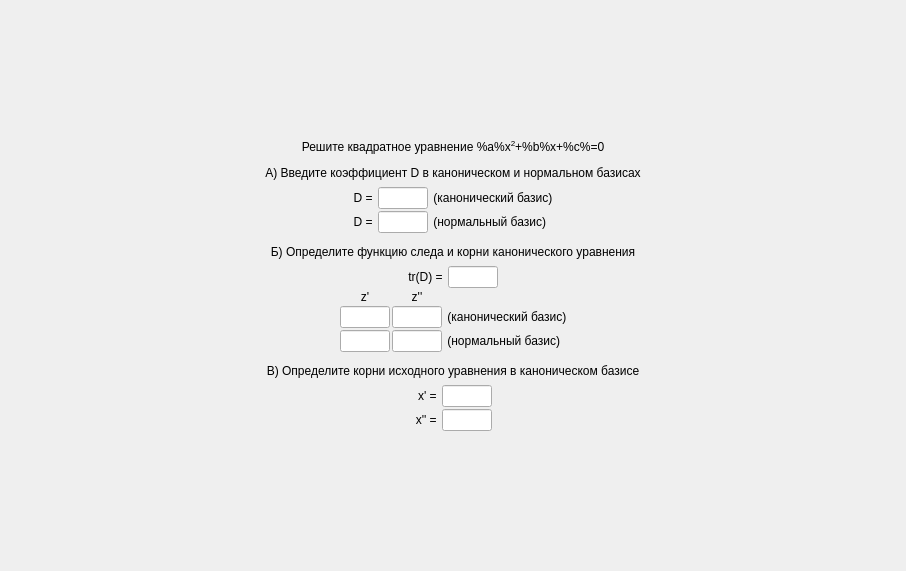
Old version of the form task/screentask9.ui in the repository bukhmastov/gf.
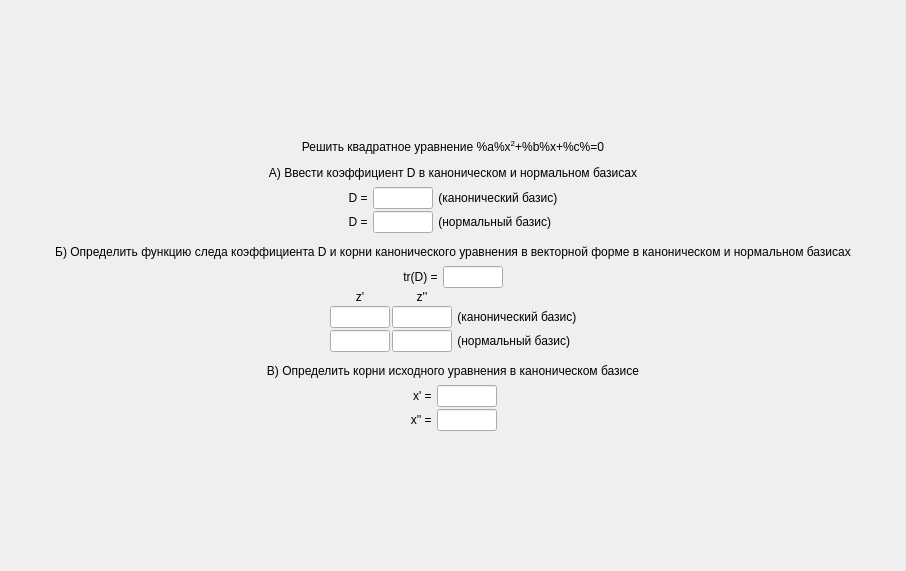
New version of the form.

```diff
--- a/task/screentask9.ui
+++ b/task/screentask9.ui
@@ -50,7 +50,7 @@
         <string notr="true">font: 75 16pt &quot;MS Shell Dlg 2&quot;;</string>
        </property>
        <property name="text">
-        <string>Решите квадратное уравнение %a%x&lt;sup&gt;2&lt;/sup&gt;+%b%x+%c%=0</string>
+        <string>Решить квадратное уравнение %a%x&lt;sup&gt;2&lt;/sup&gt;+%b%x+%c%=0</string>
        </property>
        <property name="alignment">
         <set>Qt::AlignCenter</set>
@@ -82,7 +82,7 @@
         <string notr="true">font: 75 16pt &quot;MS Shell Dlg 2&quot;;</string>
        </property>
        <property name="text">
-        <string>А) Введите коэффициент D в каноническом и нормальном базисах</string>
+        <string>А) Ввести коэффициент D в каноническом и нормальном базисах</string>
        </property>
        <property name="alignment">
         <set>Qt::AlignCenter</set>
@@ -192,13 +192,13 @@
          </property>
          <property name="minimumSize">
           <size>
-           <width>50</width>
+           <width>60</width>
            <height>0</height>
           </size>
          </property>
          <property name="maximumSize">
           <size>
-           <width>50</width>
+           <width>60</width>
            <height>16777215</height>
           </size>
          </property>
@@ -233,13 +233,13 @@
          </property>
          <property name="minimumSize">
           <size>
-           <width>50</width>
+           <width>60</width>
            <height>0</height>
           </size>
          </property>
          <property name="maximumSize">
           <size>
-           <width>50</width>
+           <width>60</width>
            <height>16777215</height>
           </size>
          </property>
@@ -288,7 +288,7 @@
         <string notr="true">font: 75 16pt &quot;MS Shell Dlg 2&quot;;</string>
        </property>
        <property name="text">
-        <string>Б) Определите функцию следа и корни канонического уравнения</string>
+        <string>Б) Определить функцию следа коэффициента D и корни канонического уравнения в векторной форме в каноническом и нормальном базисах</string>
        </property>
        <property name="alignment">
         <set>Qt::AlignCenter</set>
@@ -352,13 +352,13 @@
          </property>
          <property name="minimumSize">
           <size>
-           <width>50</width>
+           <width>60</width>
            <height>0</height>
           </size>
          </property>
          <property name="maximumSize">
           <size>
-           <width>50</width>
+           <width>60</width>
            <height>16777215</height>
           </size>
          </property>
@@ -397,13 +397,13 @@
          </property>
          <property name="minimumSize">
           <size>
-           <width>50</width>
+           <width>60</width>
            <height>0</height>
           </size>
          </property>
          <property name="maximumSize">
           <size>
-           <width>50</width>
+           <width>60</width>
            <height>16777215</height>
           </size>
          </property>
@@ -474,13 +474,13 @@
          </property>
          <property name="minimumSize">
           <size>
-           <width>50</width>
+           <width>60</width>
            <height>0</height>
           </size>
          </property>
          <property name="maximumSize">
           <size>
-           <width>50</width>
+           <width>60</width>
            <height>16777215</height>
           </size>
          </property>
@@ -538,13 +538,13 @@
          </property>
          <property name="minimumSize">
           <size>
-           <width>50</width>
+           <width>60</width>
            <height>0</height>
           </size>
          </property>
          <property name="maximumSize">
           <size>
-           <width>50</width>
+           <width>60</width>
            <height>16777215</height>
           </size>
          </property>
@@ -566,13 +566,13 @@
          </property>
          <property name="minimumSize">
           <size>
-           <width>50</width>
+           <width>60</width>
            <height>0</height>
           </size>
          </property>
          <property name="maximumSize">
           <size>
-           <width>50</width>
+           <width>60</width>
            <height>16777215</height>
           </size>
          </property>
@@ -647,7 +647,7 @@
         <string notr="true">font: 75 16pt &quot;MS Shell Dlg 2&quot;;</string>
        </property>
        <property name="text">
-        <string>В) Определите корни исходного уравнения в каноническом базисе</string>
+        <string>В) Определить корни исходного уравнения в каноническом базисе</string>
        </property>
        <property name="alignment">
         <set>Qt::AlignCenter</set>
@@ -698,13 +698,13 @@
          </property>
          <property name="minimumSize">
           <size>
-           <width>50</width>
+           <width>60</width>
            <height>0</height>
           </size>
          </property>
          <property name="maximumSize">
           <size>
-           <width>50</width>
+           <width>60</width>
            <height>16777215</height>
           </size>
          </property>
@@ -765,13 +765,13 @@
          </property>
          <property name="minimumSize">
           <size>
-           <width>50</width>
+           <width>60</width>
            <height>0</height>
           </size>
          </property>
          <property name="maximumSize">
           <size>
-           <width>50</width>
+           <width>60</width>
            <height>16777215</height>
           </size>
          </property>
```
